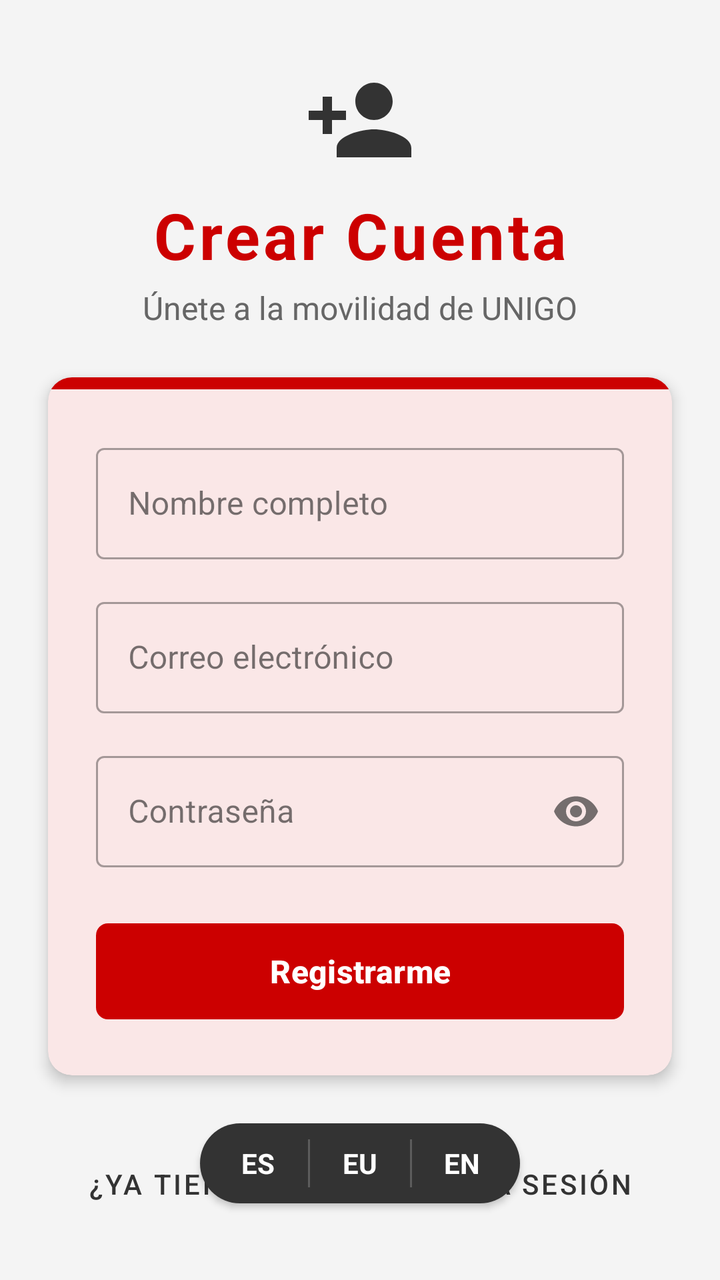
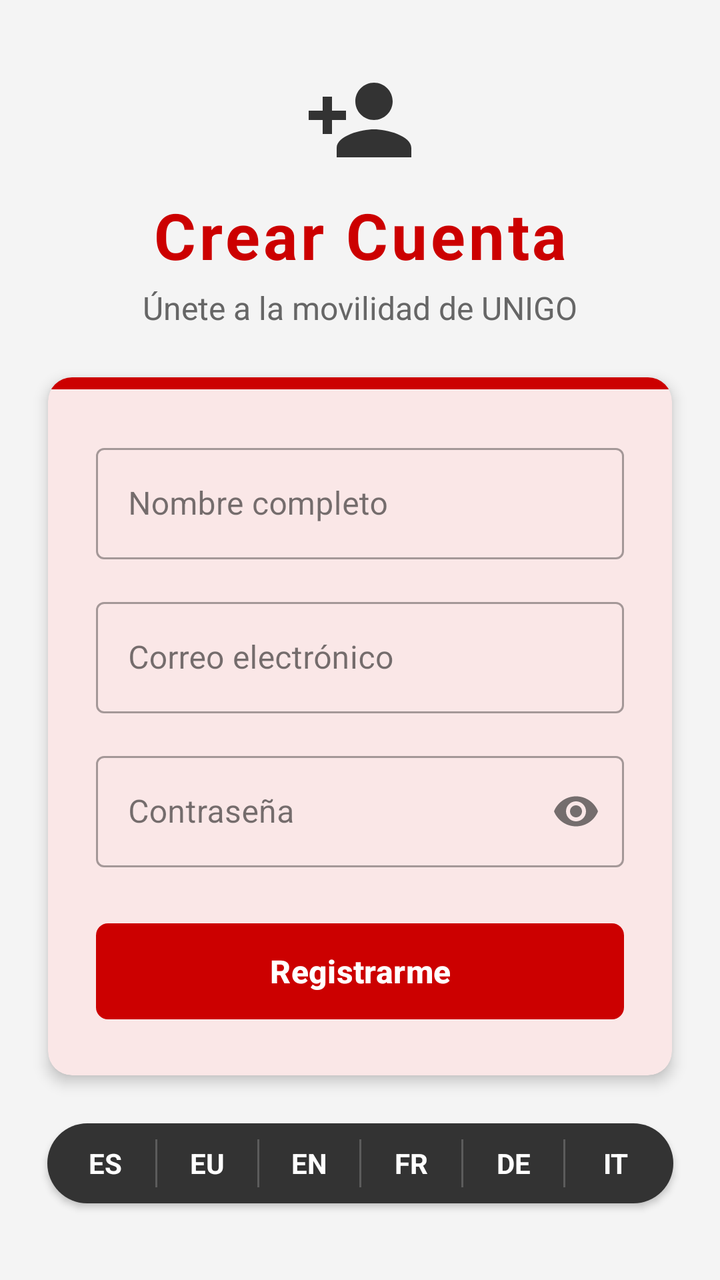

An Android layout rendered at two revisions. The XML below is the earlier revision; the diff shows what the commit changed to produce the second picture.
<!-- AndroidManifest.xml: activity theme Theme.Unigodas.AlwaysLight -->
<!-- res/layout/activity_register.xml -->
<?xml version="1.0" encoding="utf-8"?>
<androidx.constraintlayout.widget.ConstraintLayout
    xmlns:android="http://schemas.android.com/apk/res/android"
    xmlns:app="http://schemas.android.com/apk/res-auto"
    android:layout_width="match_parent"
    android:layout_height="match_parent"
    android:fitsSystemWindows="true"
    android:background="@color/bg_light">

    
    <ImageView
        android:id="@+id/ivLogoRegister"
        android:layout_width="56dp"
        android:layout_height="56dp"
        android:layout_marginTop="32dp"
        app:layout_constraintEnd_toEndOf="parent"
        app:layout_constraintStart_toStartOf="parent"
        app:layout_constraintTop_toTopOf="parent"
        app:srcCompat="@drawable/ic_person_add"
        app:tint="@color/bilbao_grey_dark" />

    
    <TextView
        android:id="@+id/tvTitleRegister"
        android:layout_width="wrap_content"
        android:layout_height="wrap_content"
        android:layout_marginTop="8dp"
        android:text="@string/register_title"
        android:textColor="@color/bilbao_red"
        android:textSize="32sp"
        android:textStyle="bold"
        android:letterSpacing="0.05"
        app:layout_constraintEnd_toEndOf="parent"
        app:layout_constraintStart_toStartOf="parent"
        app:layout_constraintTop_toBottomOf="@+id/ivLogoRegister" />

    <TextView
        android:id="@+id/tvSubtitleRegister"
        android:layout_width="wrap_content"
        android:layout_height="wrap_content"
        android:layout_marginTop="4dp"
        android:text="@string/register_subtitle"
        android:textColor="@color/text_medium"
        android:textSize="16sp"
        app:layout_constraintEnd_toEndOf="parent"
        app:layout_constraintStart_toStartOf="parent"
        app:layout_constraintTop_toBottomOf="@+id/tvTitleRegister" />

    
    <com.google.android.material.card.MaterialCardView
        android:id="@+id/cardForm"
        android:layout_width="match_parent"
        android:layout_height="wrap_content"
        android:layout_marginHorizontal="24dp"
        android:layout_marginTop="24dp"
        app:cardCornerRadius="12dp"
        app:cardElevation="4dp"
        app:cardBackgroundColor="@color/white"
        app:strokeWidth="0dp"
        app:layout_constraintTop_toBottomOf="@+id/tvSubtitleRegister"
        app:layout_constraintStart_toStartOf="parent"
        app:layout_constraintEnd_toEndOf="parent">

        <LinearLayout
            android:layout_width="match_parent"
            android:layout_height="wrap_content"
            android:orientation="vertical">

            
            <View
                android:layout_width="match_parent"
                android:layout_height="6dp"
                android:background="@color/bilbao_red" />

            <LinearLayout
                android:layout_width="match_parent"
                android:layout_height="wrap_content"
                android:orientation="vertical"
                android:padding="24dp">

                
                <com.google.android.material.textfield.TextInputLayout
                    style="@style/Widget.MaterialComponents.TextInputLayout.OutlinedBox"
                    android:layout_width="match_parent"
                    android:layout_height="wrap_content"
                    android:hint="@string/register_name_hint"
                    app:boxCornerRadiusBottomEnd="4dp"
                    app:boxCornerRadiusBottomStart="4dp"
                    app:boxCornerRadiusTopEnd="4dp"
                    app:boxCornerRadiusTopStart="4dp">

                    <com.google.android.material.textfield.TextInputEditText
                        android:id="@+id/etNombreReg"
                        android:layout_width="match_parent"
                        android:layout_height="wrap_content"
                        android:inputType="textPersonName"
                        android:textColor="@color/text_dark"/>
                </com.google.android.material.textfield.TextInputLayout>

                
                <com.google.android.material.textfield.TextInputLayout
                    style="@style/Widget.MaterialComponents.TextInputLayout.OutlinedBox"
                    android:layout_width="match_parent"
                    android:layout_height="wrap_content"
                    android:layout_marginTop="16dp"
                    android:hint="@string/login_email_hint"
                    app:boxCornerRadiusBottomEnd="4dp"
                    app:boxCornerRadiusBottomStart="4dp"
                    app:boxCornerRadiusTopEnd="4dp"
                    app:boxCornerRadiusTopStart="4dp">

                    <com.google.android.material.textfield.TextInputEditText
                        android:id="@+id/etEmailReg"
                        android:layout_width="match_parent"
                        android:layout_height="wrap_content"
                        android:inputType="textEmailAddress"
                        android:textColor="@color/text_dark"/>
                </com.google.android.material.textfield.TextInputLayout>

                
                <com.google.android.material.textfield.TextInputLayout
                    style="@style/Widget.MaterialComponents.TextInputLayout.OutlinedBox"
                    android:layout_width="match_parent"
                    android:layout_height="wrap_content"
                    android:layout_marginTop="16dp"
                    android:hint="@string/login_password_hint"
                    app:endIconMode="password_toggle"
                    app:boxCornerRadiusBottomEnd="4dp"
                    app:boxCornerRadiusBottomStart="4dp"
                    app:boxCornerRadiusTopEnd="4dp"
                    app:boxCornerRadiusTopStart="4dp">

                    <com.google.android.material.textfield.TextInputEditText
                        android:id="@+id/etPasswordReg"
                        android:layout_width="match_parent"
                        android:layout_height="wrap_content"
                        android:inputType="textPassword"
                        android:textColor="@color/text_dark"/>
                </com.google.android.material.textfield.TextInputLayout>

                
                <com.google.android.material.button.MaterialButton
                    android:id="@+id/btnDoRegister"
                    android:layout_width="match_parent"
                    android:layout_height="56dp"
                    android:layout_marginTop="24dp"
                    android:text="@string/register_do_button"
                    android:textSize="16sp"
                    android:textStyle="bold"
                    app:cornerRadius="6dp"
                    app:backgroundTint="@color/bilbao_red" />

            </LinearLayout>
        </LinearLayout>
    </com.google.android.material.card.MaterialCardView>

    
    <LinearLayout
        android:layout_width="wrap_content"
        android:layout_height="wrap_content"
        android:layout_marginTop="24dp"
        android:orientation="horizontal"
        android:gravity="center"
        android:background="@drawable/bg_language_selector"
        android:elevation="2dp"
        app:layout_constraintEnd_toEndOf="parent"
        app:layout_constraintStart_toStartOf="parent"
        app:layout_constraintTop_toBottomOf="@+id/cardForm">

        <TextView
            android:id="@+id/btnLangEs"
            android:layout_width="50dp"
            android:layout_height="40dp"
            android:gravity="center"
            android:text="ES"
            android:textSize="14sp"
            android:textStyle="bold"
            android:textColor="@color/white"
            android:background="@drawable/bg_lang_item"
            android:clickable="true"
            android:focusable="true" />

        <View
            android:layout_width="1dp"
            android:layout_height="24dp"
            android:background="#33FFFFFF" />

        <TextView
            android:id="@+id/btnLangEu"
            android:layout_width="50dp"
            android:layout_height="40dp"
            android:gravity="center"
            android:text="EU"
            android:textSize="14sp"
            android:textStyle="bold"
            android:textColor="@color/white"
            android:background="@drawable/bg_lang_item"
            android:clickable="true"
            android:focusable="true" />

        <View
            android:layout_width="1dp"
            android:layout_height="24dp"
            android:background="#33FFFFFF" />

        <TextView
            android:id="@+id/btnLangEn"
            android:layout_width="50dp"
            android:layout_height="40dp"
            android:gravity="center"
            android:text="EN"
            android:textSize="14sp"
            android:textStyle="bold"
            android:textColor="@color/white"
            android:background="@drawable/bg_lang_item"
            android:clickable="true"
            android:focusable="true" />
    </LinearLayout>

    
    <com.google.android.material.button.MaterialButton
        android:id="@+id/btnBackToLogin"
        style="@style/Widget.MaterialComponents.Button.TextButton"
        android:layout_width="wrap_content"
        android:layout_height="wrap_content"
        android:layout_marginBottom="24dp"
        android:text="@string/register_back_to_login"
        android:textColor="@color/bilbao_grey_dark"
        app:layout_constraintBottom_toBottomOf="parent"
        app:layout_constraintEnd_toEndOf="parent"
        app:layout_constraintStart_toStartOf="parent" />

</androidx.constraintlayout.widget.ConstraintLayout>
<!-- resources referenced by this layout -->
<resources>
  <color name="bg_light">#F4F4F4</color>
  <color name="bilbao_grey_dark">#FF333333</color>
  <color name="bilbao_red">#FFCC0000</color>
  <color name="text_dark">#1A1A1A</color>
  <color name="text_medium">#666666</color>
  <color name="white">#FFFFFF</color>
  <!-- drawable bg_lang_item (drawable) -->
  <?xml version="1.0" encoding="utf-8"?>
  <ripple xmlns:android="http://schemas.android.com/apk/res/android"
      android:color="#33FFFFFF">
      <item android:id="@android:id/mask">
          <shape android:shape="rectangle">
              <corners android:radius="25dp" />
              <solid android:color="#FFFFFF" />
          </shape>
      </item>
      <item android:drawable="@drawable/bg_lang_item_base" />
  </ripple>
  <!-- drawable bg_language_selector (drawable) -->
  <?xml version="1.0" encoding="utf-8"?>
  <shape xmlns:android="http://schemas.android.com/apk/res/android"
      android:shape="rectangle">
      <solid android:color="@color/bilbao_grey_dark" />
      <corners android:radius="25dp" />
      <padding android:left="4dp" android:right="4dp" />
  </shape>
  <!-- drawable ic_person_add (drawable) -->
  <vector xmlns:android="http://schemas.android.com/apk/res/android"
      android:width="24dp"
      android:height="24dp"
      android:viewportWidth="24"
      android:viewportHeight="24"
      android:tint="#000000">
      <path
          android:fillColor="@android:color/white"
          android:pathData="M15,12c2.21,0 4,-1.79 4,-4s-1.79,-4 -4,-4s-4,1.79 -4,4S12.79,12 15,12zM15,14c-2.67,0 -8,1.34 -8,4v2h16v-2C23,15.34 17.67,14 15,14zM6,10V7H4v3H1v2h3v3h2v-3h3v-2H6z"/>
  </vector>
  <string name="login_email_hint">Correo electrónico</string>
  <string name="login_password_hint">Contraseña</string>
  <string name="register_back_to_login">¿Ya tienes cuenta? Inicia sesión</string>
  <string name="register_do_button">Registrarme</string>
  <string name="register_name_hint">Nombre completo</string>
  <string name="register_subtitle">Únete a la movilidad de UNIGO</string>
  <string name="register_title">Crear Cuenta</string>
  <style name="Theme.Unigodas.AlwaysLight" parent="Theme.Material3.Light.NoActionBar">
          <item name="colorPrimary">@color/bilbao_red</item>
          <item name="colorOnPrimary">@color/white</item>
          <item name="android:colorBackground">@color/bg_light</item>
          <item name="colorSurface">@color/white</item>
          <item name="colorOnSurface">@color/text_dark</item>
          <item name="colorSurfaceVariant">#F5F5F5</item>
          <item name="colorOnSurfaceVariant">@color/text_medium</item>
      </style>
  <!-- drawable bg_lang_item_base (drawable) -->
  <?xml version="1.0" encoding="utf-8"?>
  <shape xmlns:android="http://schemas.android.com/apk/res/android"
      android:shape="rectangle">
      <solid android:color="@android:color/transparent" />
      <corners android:radius="25dp" />
  </shape>
</resources>

<!-- the commit's change to res/layout/activity_register.xml (unified diff, before → after) -->
@@ -215,6 +215,60 @@
             android:background="@drawable/bg_lang_item"
             android:clickable="true"
             android:focusable="true" />
+
+        <View
+            android:layout_width="1dp"
+            android:layout_height="24dp"
+            android:background="#33FFFFFF" />
+
+        <TextView
+            android:id="@+id/btnLangFr"
+            android:layout_width="50dp"
+            android:layout_height="40dp"
+            android:gravity="center"
+            android:text="FR"
+            android:textSize="14sp"
+            android:textStyle="bold"
+            android:textColor="@color/white"
+            android:background="@drawable/bg_lang_item"
+            android:clickable="true"
+            android:focusable="true" />
+
+        <View
+            android:layout_width="1dp"
+            android:layout_height="24dp"
+            android:background="#33FFFFFF" />
+
+        <TextView
+            android:id="@+id/btnLangDe"
+            android:layout_width="50dp"
+            android:layout_height="40dp"
+            android:gravity="center"
+            android:text="DE"
+            android:textSize="14sp"
+            android:textStyle="bold"
+            android:textColor="@color/white"
+            android:background="@drawable/bg_lang_item"
+            android:clickable="true"
+            android:focusable="true" />
+
+        <View
+            android:layout_width="1dp"
+            android:layout_height="24dp"
+            android:background="#33FFFFFF" />
+
+        <TextView
+            android:id="@+id/btnLangIt"
+            android:layout_width="50dp"
+            android:layout_height="40dp"
+            android:gravity="center"
+            android:text="IT"
+            android:textSize="14sp"
+            android:textStyle="bold"
+            android:textColor="@color/white"
+            android:background="@drawable/bg_lang_item"
+            android:clickable="true"
+            android:focusable="true" />
     </LinearLayout>
 
     
